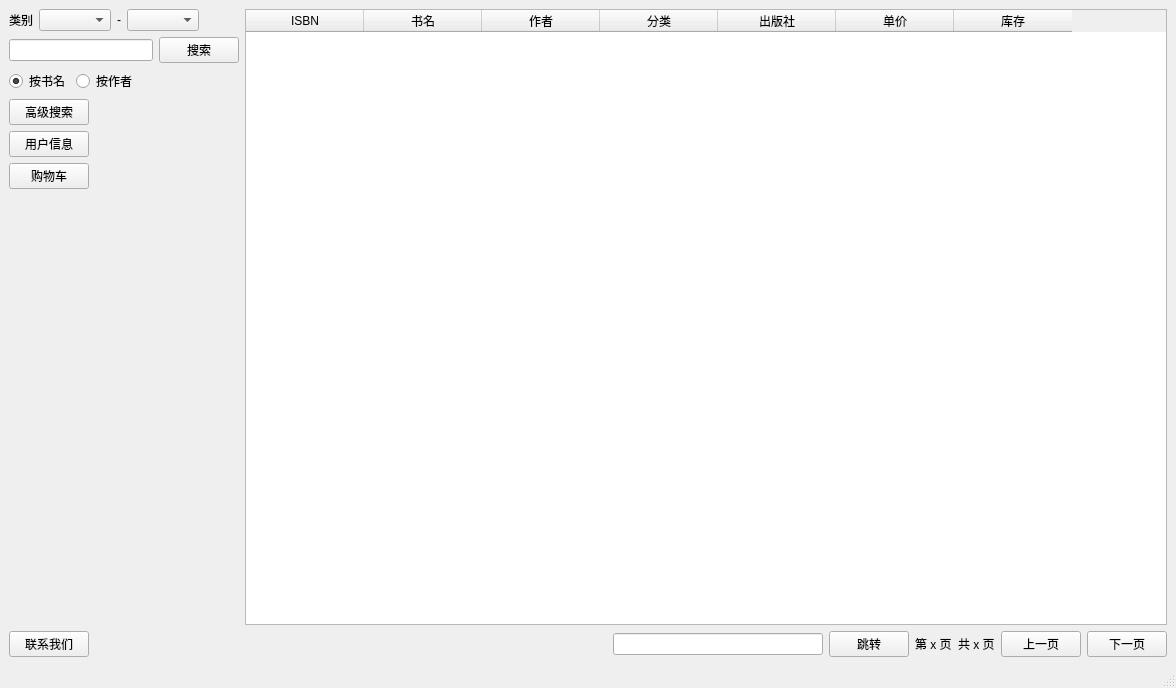
The window that ui_home_window.ui (inverse-limit/database-proj) describes before a commit, drawn with Qt 5.
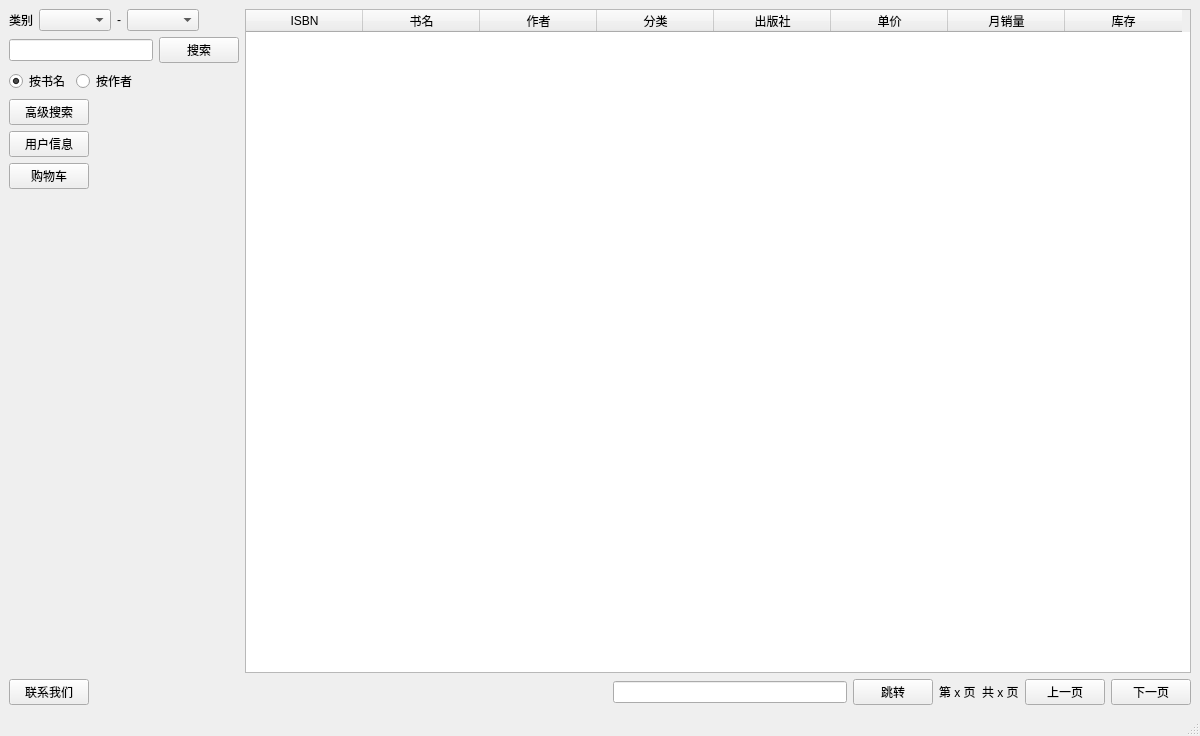
The same window after the commit.

Commit message: 主页添加月销量列

Patch:
```diff
--- a/ui_home_window.ui
+++ b/ui_home_window.ui
@@ -6,8 +6,8 @@
    <rect>
     <x>0</x>
     <y>0</y>
-    <width>1176</width>
-    <height>688</height>
+    <width>1200</width>
+    <height>736</height>
    </rect>
   </property>
   <property name="windowTitle">
@@ -233,7 +233,7 @@
          <bool>false</bool>
         </attribute>
         <attribute name="horizontalHeaderDefaultSectionSize">
-         <number>118</number>
+         <number>117</number>
         </attribute>
         <attribute name="horizontalHeaderShowSortIndicator" stdset="0">
          <bool>false</bool>
@@ -244,8 +244,11 @@
         <attribute name="verticalHeaderCascadingSectionResizes">
          <bool>false</bool>
         </attribute>
+        <attribute name="verticalHeaderMinimumSectionSize">
+         <number>25</number>
+        </attribute>
         <attribute name="verticalHeaderDefaultSectionSize">
-         <number>42</number>
+         <number>40</number>
         </attribute>
         <attribute name="verticalHeaderStretchLastSection">
          <bool>false</bool>
@@ -280,6 +283,11 @@
           <string>单价</string>
          </property>
         </column>
+        <column>
+         <property name="text">
+          <string>月销量</string>
+         </property>
+        </column>
         <column>
          <property name="text">
           <string>库存</string>
```
Left out of the diff: 2 changed lines with no effect on the pictures. The commit also changes 1 other file.
